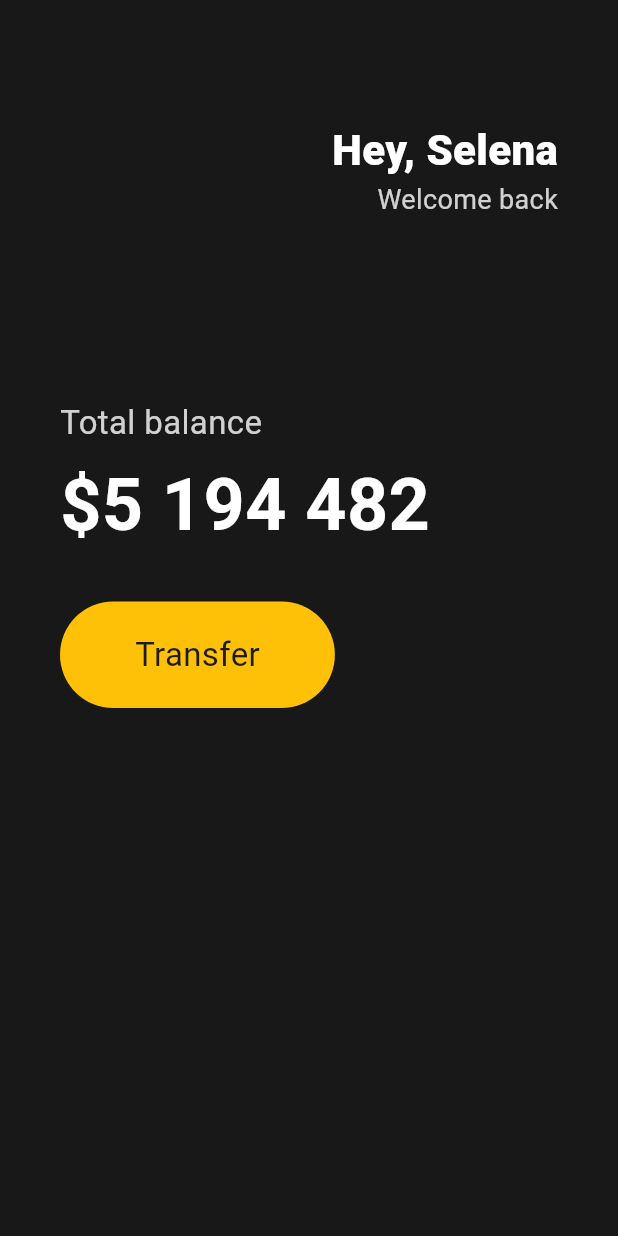
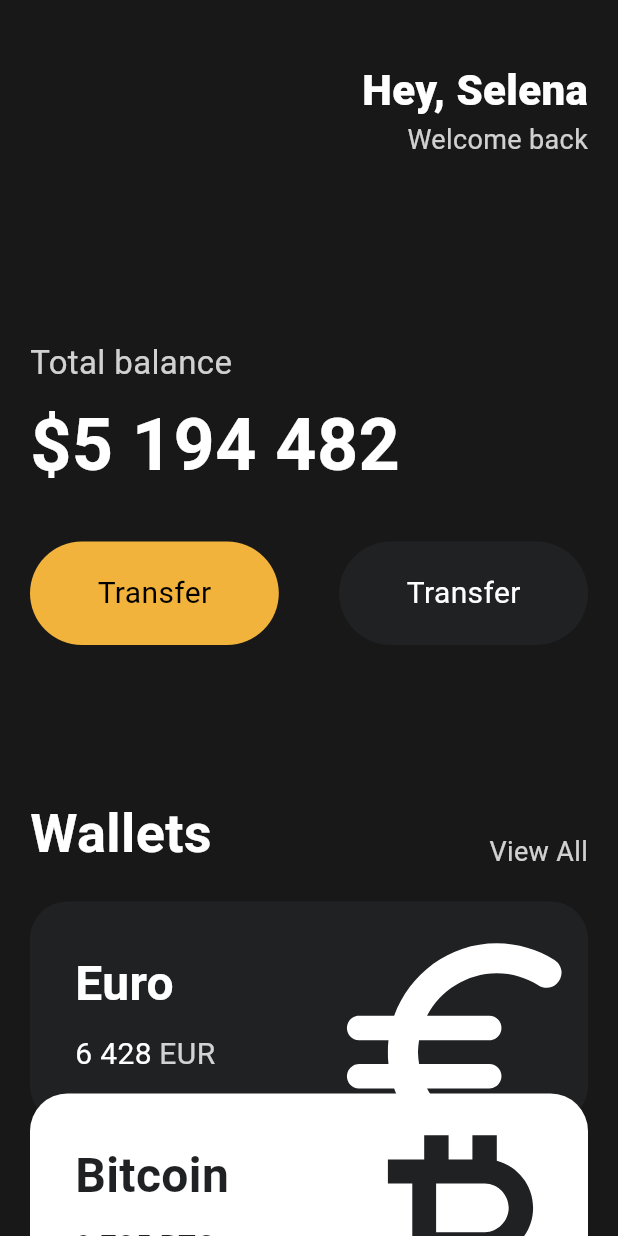
Before and after one commit to yasisicoco/toonflix, a Flutter app: the screen it shows after launch, on a phone screen of 412 x 824 dp. Run offline on Flutter 3.47's test engine with Material 3 defaults, Android fonts, the phone set to English and light mode, and no system bars.

Commit message:
flutter_UI_Challenge

```diff
--- a/lib/main.dart
+++ b/lib/main.dart
@@ -1,22 +1,28 @@
 import 'package:flutter/material.dart';
+import 'package:flutter/widgets.dart';
+import 'package:toonflix/widgets/Button.dart';
+import 'package:toonflix/widgets/currency_card.dart';
 
 void main() {
-  runApp(App());
+  runApp(const App());
 }
 
 class App extends StatelessWidget {
+  const App({super.key});
+
   @override
   Widget build(BuildContext context) {
     return MaterialApp(
       home: Scaffold(
-        backgroundColor: Color(0xFF181818),
-        body: Padding(
-          padding: EdgeInsets.symmetric(horizontal: 40),
+        backgroundColor: const Color(0xFF181818),
+        body: SingleChildScrollView(
+          child: Padding(
+            padding: const EdgeInsets.symmetric(horizontal: 20),
             child: Column(
               crossAxisAlignment: CrossAxisAlignment.start,
               children: [
-              SizedBox(
-                height: 80,
+                const SizedBox(
+                  height: 40,
                 ),
                 Row(
                   mainAxisAlignment: MainAxisAlignment.end,
@@ -24,7 +30,7 @@ class App extends StatelessWidget {
                     Column(
                       crossAxisAlignment: CrossAxisAlignment.end,
                       children: [
-                      Text(
+                        const Text(
                           'Hey, Selena',
                           style: TextStyle(
                             color: Colors.white,
@@ -43,7 +49,7 @@ class App extends StatelessWidget {
                     )
                   ],
                 ),
-              SizedBox(
+                const SizedBox(
                   height: 120,
                 ),
                 Text(
@@ -53,10 +59,10 @@ class App extends StatelessWidget {
                     color: Colors.white.withOpacity(0.8),
                   ),
                 ),
-              SizedBox(
+                const SizedBox(
                   height: 5,
                 ),
-              Text(
+                const Text(
                   '\$5 194 482',
                   style: TextStyle(
                     fontSize: 48,
@@ -64,30 +70,80 @@ class App extends StatelessWidget {
                     color: Colors.white,
                   ),
                 ),
-              SizedBox(
+                const SizedBox(
                   height: 30,
                 ),
+                const Row(
+                  mainAxisAlignment: MainAxisAlignment.spaceBetween,
+                  children: [
+                    Button(
+                      text: 'Transfer',
+                      bgColor: Color(0xFFF1b33b),
+                      textColor: Colors.black,
+                    ),
+                    Button(
+                      text: 'Transfer',
+                      bgColor: Color(0xFF1F2123),
+                      textColor: Colors.white,
+                    ),
+                  ],
+                ),
+                const SizedBox(
+                  height: 100,
+                ),
                 Row(
+                  crossAxisAlignment: CrossAxisAlignment.end,
+                  mainAxisAlignment: MainAxisAlignment.spaceBetween,
                   children: [
-                  Container(
-                    decoration: BoxDecoration(
-                      color: Colors.amber,
-                      borderRadius: BorderRadius.circular(45),
-                    ),
-                    child: Padding(
-                      padding:
-                          EdgeInsets.symmetric(vertical: 20, horizontal: 50),
-                      child: Text(
-                        'Transfer',
+                    const Text(
+                      'Wallets',
                       style: TextStyle(
-                          fontSize: 22,
+                        color: Colors.white,
+                        fontSize: 36,
+                        fontWeight: FontWeight.w600,
                       ),
                     ),
+                    Text(
+                      'View All',
+                      style: TextStyle(
+                        color: Colors.white.withOpacity(0.8),
+                        fontSize: 18,
                       ),
                     ),
                   ],
-              )
+                ),
+                const SizedBox(
+                  height: 20,
+                ),
+                const CurrencyCard(
+                  name: 'Euro',
+                  code: 'EUR',
+                  amount: '6 428',
+                  icon: Icons.euro_rounded,
+                  isInverted: false,
+                ),
+                Transform.translate(
+                  offset: const Offset(0, -20),
+                  child: const CurrencyCard(
+                    name: 'Bitcoin',
+                    code: 'BTC',
+                    amount: '9 785',
+                    icon: Icons.currency_bitcoin,
+                    isInverted: true,
+                  ),
+                ),
+                Transform.translate(
+                  offset: const Offset(0, -40),
+                  child: const CurrencyCard(
+                    name: 'Dollar',
+                    code: 'USD',
+                    amount: '428',
+                    icon: Icons.attach_money_outlined,
+                    isInverted: false,
+                  ),
+                ),
               ],
+            ),
           ),
         ),
       ),
--- /dev/null
+++ b/lib/widgets/Button.dart
@@ -0,0 +1,33 @@
+import 'package:flutter/material.dart';
+
+class Button extends StatelessWidget {
+  final String text;
+  final Color bgColor;
+  final Color textColor;
+
+  const Button(
+      {super.key,
+      required this.text,
+      required this.bgColor,
+      required this.textColor});
+
+  @override
+  Widget build(BuildContext context) {
+    return Container(
+      decoration: BoxDecoration(
+        color: bgColor,
+        borderRadius: BorderRadius.circular(45),
+      ),
+      child: Padding(
+        padding: const EdgeInsets.symmetric(vertical: 20, horizontal: 45),
+        child: Text(
+          text,
+          style: TextStyle(
+            color: textColor,
+            fontSize: 20,
+          ),
+        ),
+      ),
+    );
+  }
+}
--- /dev/null
+++ b/lib/widgets/Currency_card.dart
@@ -0,0 +1,88 @@
+import 'package:flutter/material.dart';
+
+class CurrencyCard extends StatelessWidget {
+  final String name, code, amount;
+  final IconData icon;
+  final bool isInverted;
+
+  final _blackColor = const Color(0xFF1F2123);
+
+  const CurrencyCard(
+      {super.key,
+      required this.name,
+      required this.code,
+      required this.amount,
+      required this.icon,
+      required this.isInverted});
+
+  @override
+  Widget build(BuildContext context) {
+    return Container(
+      clipBehavior: Clip.hardEdge,
+      decoration: BoxDecoration(
+        color: isInverted ? Colors.white : _blackColor,
+        borderRadius: BorderRadius.circular(
+          25,
+        ),
+      ),
+      child: Padding(
+        padding: const EdgeInsets.all(30),
+        child: Row(
+          mainAxisAlignment: MainAxisAlignment.spaceBetween,
+          children: [
+            Column(
+              crossAxisAlignment: CrossAxisAlignment.start,
+              children: [
+                Text(
+                  name,
+                  style: TextStyle(
+                    color: isInverted ? _blackColor : Colors.white,
+                    fontSize: 32,
+                    fontWeight: FontWeight.w600,
+                  ),
+                ),
+                const SizedBox(
+                  height: 10,
+                ),
+                Row(
+                  children: [
+                    Text(
+                      amount,
+                      style: TextStyle(
+                        color: isInverted ? _blackColor : Colors.white,
+                        fontSize: 20,
+                      ),
+                    ),
+                    const SizedBox(
+                      width: 5,
+                    ),
+                    Text(
+                      code,
+                      style: TextStyle(
+                        color: isInverted
+                            ? _blackColor
+                            : Colors.white.withOpacity(0.8),
+                        fontSize: 20,
+                      ),
+                    ),
+                  ],
+                ),
+              ],
+            ),
+            Transform.scale(
+              scale: 2.2,
+              child: Transform.translate(
+                offset: const Offset(-5, 12),
+                child: Icon(
+                  icon,
+                  color: isInverted ? _blackColor : Colors.white,
+                  size: 88,
+                ),
+              ),
+            ),
+          ],
+        ),
+      ),
+    );
+  }
+}
```
Lines whose indentation alone changed are shown as unchanged.
